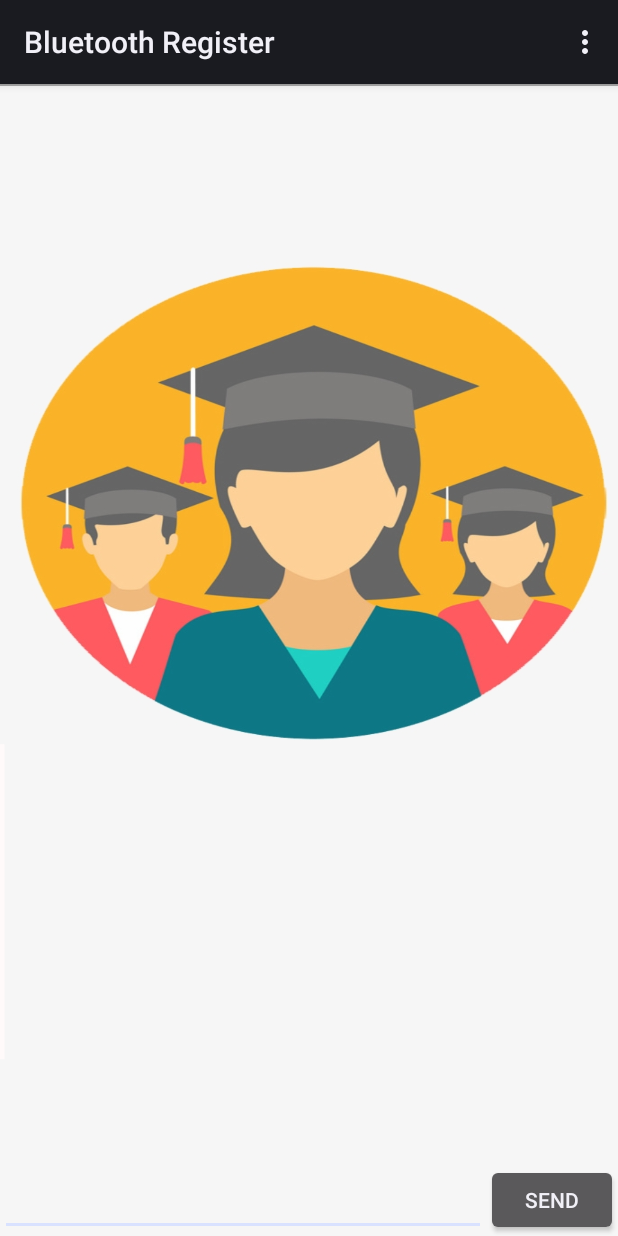
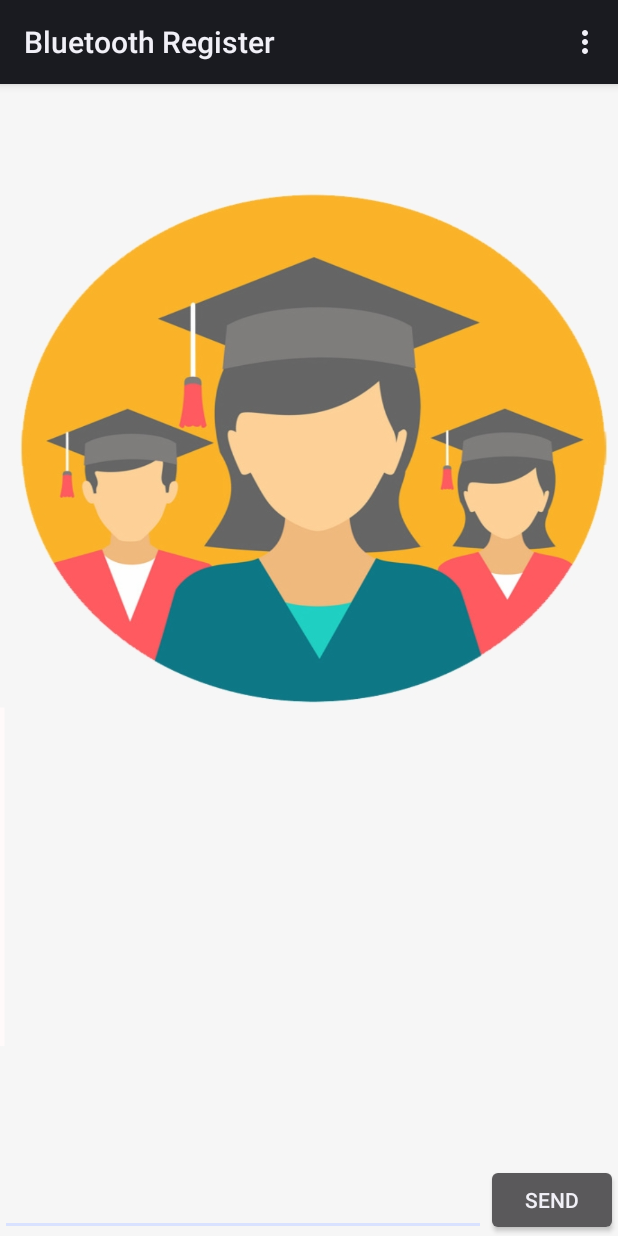
Before and after one commit to The-fourth-Marquis/com.example.android.bluetoothchat, an Android app: the BluetoothChatFragment screen opened directly, with no data from a screen before it, on a phone screen of 412 x 824 dp. Run offline under Robolectric (Android 15) with nearby library versions, the phone set to English and light mode, and no system bars.

Commit message:
finish all run time permission request in the app and modify the background of Student Screen so as to prevent it from pressing while typing.

```diff
--- a/Application/src/main/java/com/example/android/bluetoothchat/BluetoothChatFragment.java
+++ b/Application/src/main/java/com/example/android/bluetoothchat/BluetoothChatFragment.java
@@ -1,11 +1,12 @@
-
 package com.example.android.bluetoothchat;
 
+import android.Manifest;
 import android.app.ActionBar;
 import android.app.Activity;
 import android.bluetooth.BluetoothAdapter;
 import android.bluetooth.BluetoothDevice;
 import android.content.Intent;
+import android.content.pm.PackageManager;
 import android.os.Bundle;
 import android.os.Handler;
 import android.os.Message;
@@ -26,6 +27,7 @@ import android.widget.Toast;
 
 import androidx.annotation.NonNull;
 import androidx.annotation.Nullable;
+import androidx.core.app.ActivityCompat;
 import androidx.fragment.app.Fragment;
 import androidx.fragment.app.FragmentActivity;
 
@@ -72,7 +74,7 @@ public class BluetoothChatFragment extends Fragment {
      * Member object for the chat services
      */
     private BluetoothChatService mChatService = null;
-
+    private FragmentActivity activity;
     @Override
     public void onCreate(Bundle savedInstanceState) {
         super.onCreate(savedInstanceState);
@@ -81,7 +83,7 @@ public class BluetoothChatFragment extends Fragment {
         mBluetoothAdapter = BluetoothAdapter.getDefaultAdapter();
 
         // If the adapter is null, then Bluetooth is not supported
-        FragmentActivity activity = getActivity();
+        activity = getActivity();
         if (mBluetoothAdapter == null && activity != null) {
             Toast.makeText(activity, "Bluetooth is not available", Toast.LENGTH_LONG).show();
             activity.finish();
@@ -184,7 +186,12 @@ public class BluetoothChatFragment extends Fragment {
      * Makes this device discoverable for 300 seconds (5 minutes).
      */
     private void ensureDiscoverable() {
-        if (mBluetoothAdapter.getScanMode() !=
+        if (ActivityCompat.checkSelfPermission(activity, Manifest.permission.BLUETOOTH_SCAN) != PackageManager.PERMISSION_GRANTED) {
+            // TODO: Consider calling
+            //    ActivityCompat#requestPermissions
+            ActivityCompat.requestPermissions(activity,new String[]{Manifest.permission.BLUETOOTH_SCAN},1);
+        }
+        else if (mBluetoothAdapter.getScanMode() !=
                 BluetoothAdapter.SCAN_MODE_CONNECTABLE_DISCOVERABLE) {
             Intent discoverableIntent = new Intent(BluetoothAdapter.ACTION_REQUEST_DISCOVERABLE);
             discoverableIntent.putExtra(BluetoothAdapter.EXTRA_DISCOVERABLE_DURATION, 300);
--- a/Application/src/main/java/com/example/android/bluetoothchat/MainActivity.java
+++ b/Application/src/main/java/com/example/android/bluetoothchat/MainActivity.java
@@ -24,7 +24,7 @@ public class MainActivity extends SampleActivityBase {
     protected void onCreate(Bundle savedInstanceState) {
         super.onCreate(savedInstanceState);
         setContentView(R.layout.student);
-
+        getWindow().setBackgroundDrawableResource(R.drawable.student_icon);
         if (savedInstanceState == null) {
             FragmentTransaction transaction = getSupportFragmentManager().beginTransaction();
             BluetoothChatFragment fragment = new BluetoothChatFragment();
--- a/Application/src/main/java/com/example/android/bluetoothchat/StartPageActivity.java
+++ b/Application/src/main/java/com/example/android/bluetoothchat/StartPageActivity.java
@@ -32,7 +32,7 @@ public class StartPageActivity extends Activity {
                 Intent intent = new Intent();
                 if (isChecked) {
                     //设置跳转到管理员页(待改)
-//                    intent.setClass(StartPageActivity.this, Sup.class);
+                    //intent.setClass(StartPageActivity.this, Sup.class);
                 } else {
                     //设置跳转到学生页(待改)
                     intent.setClass(StartPageActivity.this, MainActivity.class);
--- a/Application/src/main/res/layout/student.xml
+++ b/Application/src/main/res/layout/student.xml
@@ -1,25 +1,15 @@
-<LinearLayout
-    xmlns:android="http://schemas.android.com/apk/res/android"
+<LinearLayout xmlns:android="http://schemas.android.com/apk/res/android"
     xmlns:app="http://schemas.android.com/apk/res-auto"
-    android:orientation="vertical"
+    android:id="@+id/student"
     android:layout_width="match_parent"
     android:layout_height="match_parent"
-    android:id="@+id/student">
-
-    <View
-        android:layout_width="match_parent"
-        android:layout_height="1dp"
-        android:background="@android:color/darker_gray" />
+    android:orientation="vertical">
 
     <FrameLayout
         android:id="@+id/sample_content_fragment"
         android:layout_width="match_parent"
-        android:layout_height="0px"
-        android:layout_weight="2"
-        android:background="@drawable/student_icon">
-
-
+        android:layout_height="match_parent"
+        android:layout_gravity="center_horizontal">
     </FrameLayout>
 
-
 </LinearLayout>
```
Also changed, not shown: Application/src/main/java/com/example/android/bluetoothchat/BluetoothChatService.java (+47 -2 lines), Application/src/main/java/com/example/android/bluetoothchat/DeviceListActivity.java (+47 -1 lines), 1 other file.
